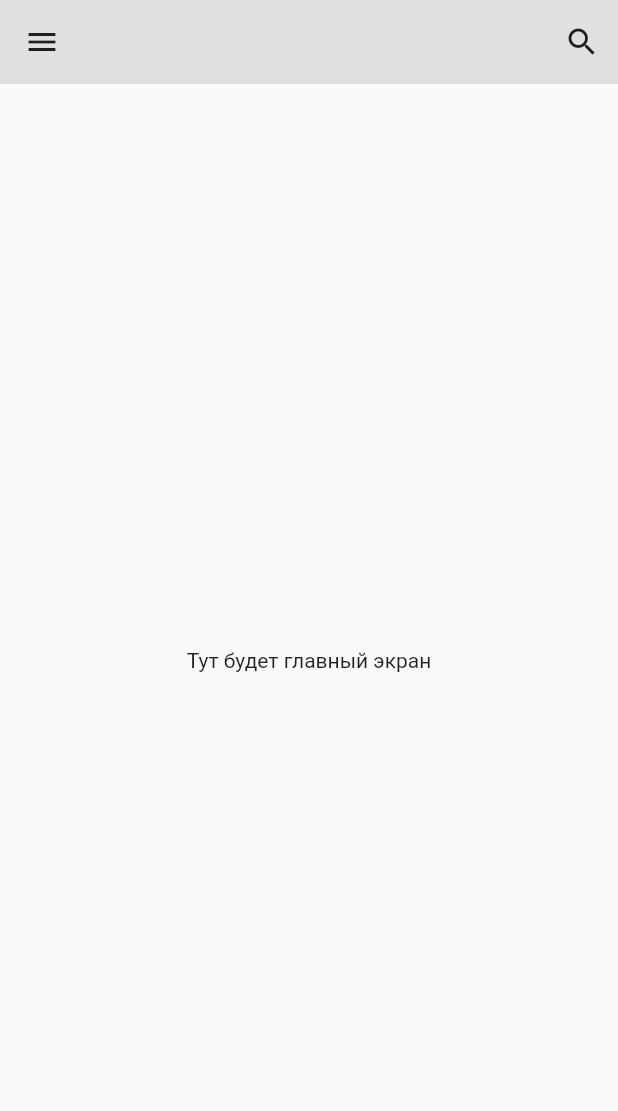
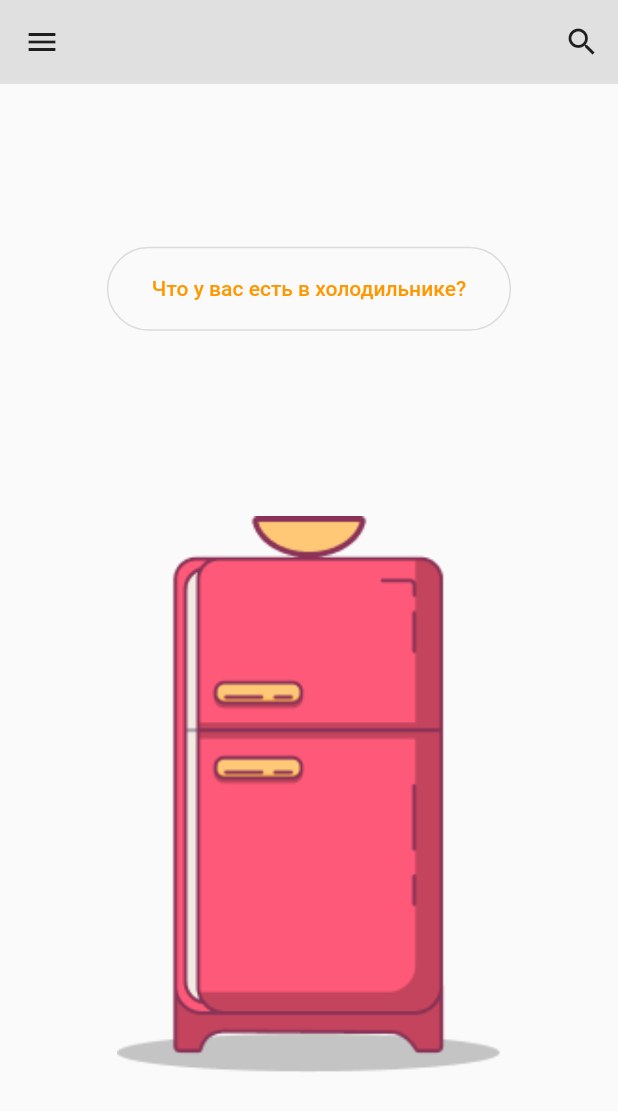
Before and after one commit to GwainePower/recipie, a Flutter app: the screen it shows after launch, on a phone screen of 412 x 824 dp. Shown: the top 1111 px of the screen. Run offline on Flutter 3.47's test engine with Material 2 defaults, Android fonts, the light colour scheme and no system bars.

Commit message:
Updated home screen

```diff
--- a/lib/main.dart
+++ b/lib/main.dart
@@ -13,7 +13,7 @@ class MyApp extends StatelessWidget {
       title: 'Recipie',
       debugShowCheckedModeBanner: false,
       theme: ThemeData(
-        primarySwatch: Colors.amber,
+        primarySwatch: Colors.orange,
         visualDensity: VisualDensity.adaptivePlatformDensity,
         appBarTheme: AppBarTheme(
           color: Colors.grey[300],
--- a/lib/presentation/screens/home_screen.dart
+++ b/lib/presentation/screens/home_screen.dart
@@ -17,8 +17,32 @@ class HomeScreen extends StatelessWidget {
         ],
       ),
       drawer: const MainDrawer(),
-      body: const Center(
-        child: Text('Тут будет главный экран'),
+      body: Center(
+        child: Column(
+          mainAxisAlignment: MainAxisAlignment.center,
+          children: [
+            OutlinedButton(
+              style: OutlinedButton.styleFrom(
+                padding:
+                    const EdgeInsets.symmetric(horizontal: 30, vertical: 20),
+                shape: const RoundedRectangleBorder(
+                  borderRadius: BorderRadius.all(
+                    Radius.circular(30),
+                  ),
+                ),
+              ),
+              onPressed: () {},
+              child: const Text('Что у вас есть в холодильнике?'),
+            ),
+            SizedBox(
+              height: MediaQuery.of(context).size.height * 0.15,
+            ),
+            Image.asset(
+              'assets/images/fridge.png',
+              scale: 0.8,
+            ),
+          ],
+        ),
       ),
     );
   }
--- a/pubspec.yaml
+++ b/pubspec.yaml
@@ -58,9 +58,9 @@ flutter:
   uses-material-design: true
 
   # To add assets to your application, add an assets section, like this:
-  # assets:
-  #   - images/a_dot_burr.jpeg
-  #   - images/a_dot_ham.jpeg
+  assets:
+    - assets/images/fridge.png
+    - assets/images/splash.png
 
   # An image asset can refer to one or more resolution-specific "variants", see
   # https://flutter.dev/assets-and-images/#resolution-aware.
```
